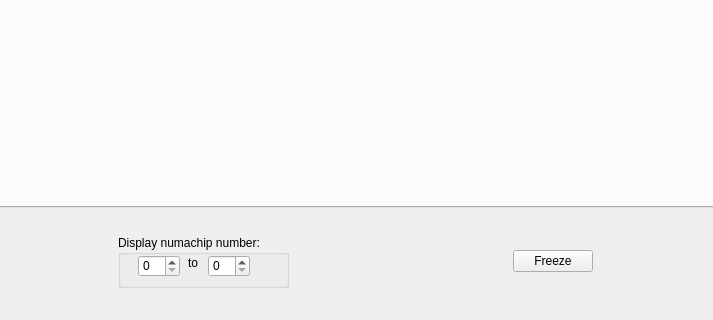
Qt form os/nc-gui/nc-stat3/mpistat.ui (numascale/nc-utils) before a commit; both pictures show x 122 to 835 and y 502 to 822 of the 957 by 822 pixel window.
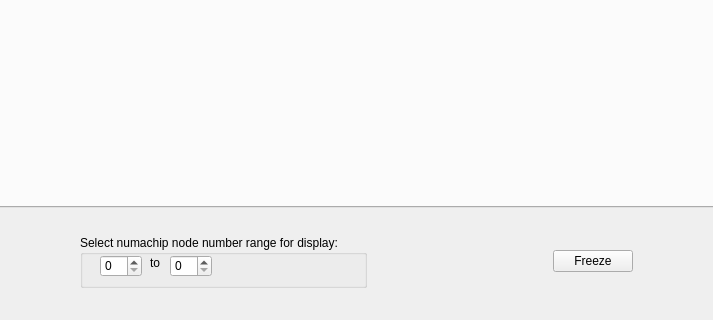
The same form after that commit. The open tabs and pages were chosen to show the change.

Commit message: Fixed minor problems with displaying the ranges in the Cave_in/Cave_out graph

What changed in the file:
```diff
--- a/os/nc-gui/nc-stat3/mpistat.ui
+++ b/os/nc-gui/nc-stat3/mpistat.ui
@@ -122,7 +122,7 @@
             </sizepolicy>
            </property>
            <property name="title">
-            <string>Display numachip number:</string>
+            <string>Select numachip node number range for display:</string>
            </property>
            <widget class="QSpinBox" name="spinBox">
             <property name="geometry">
```
Left out of the diff: 2 changed lines with no effect on the pictures. The commit also changes 3 other files.
